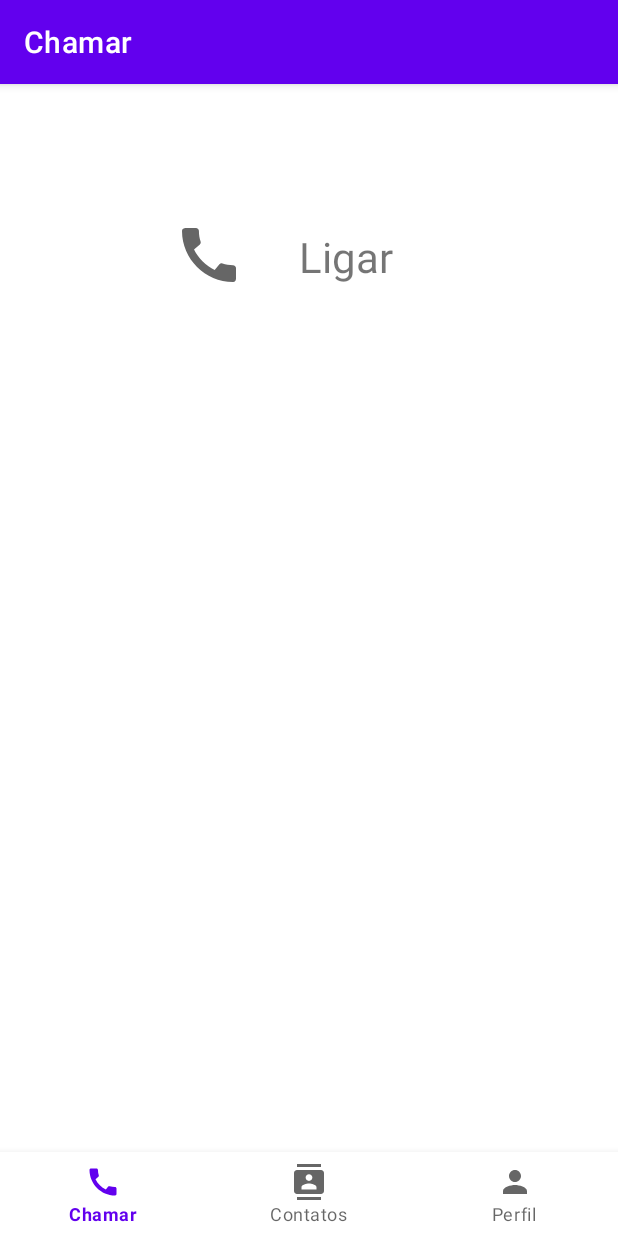
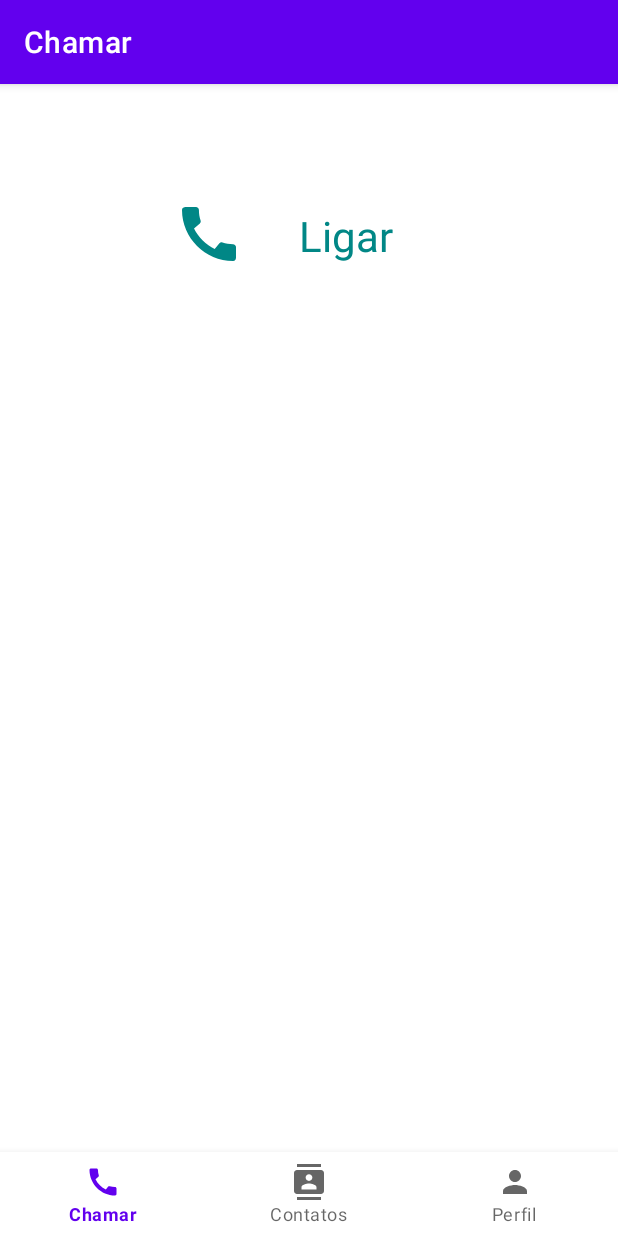
Before and after one commit to liiiipe/Emergencias, an Android app: the screen it shows after launch (MainActivity), after a tap on "REGISTRAR", on a phone screen of 412 x 824 dp. Run offline under Robolectric (Android 15) with nearby library versions, the phone set to English and light mode, and no system bars; our stand-ins replace navigation-ui.

```diff
--- a/app/src/main/java/com/example/emergencias/model/User.java
+++ b/app/src/main/java/com/example/emergencias/model/User.java
@@ -13,6 +13,7 @@ public class User implements Serializable {
         this.name = name;
         this.password = password;
         this.stay_connected = stay_connected;
+        this.contatos = new ArrayList<Contact>();
     }
 
     public String getName() {
--- a/app/src/main/java/com/example/emergencias/ui/call/CallFragment.java
+++ b/app/src/main/java/com/example/emergencias/ui/call/CallFragment.java
@@ -215,15 +215,11 @@ public class CallFragment extends Fragment implements CallPermission.NoticeDialo
                                            @NonNull int[] grantResults) {
         if (requestCode == 2222) {
             if (grantResults[0] == PackageManager.PERMISSION_GRANTED) {
-                Toast.makeText(requireActivity(), "VALEU", Toast.LENGTH_LONG).show();
                 Uri uri = Uri.parse(numeroCall);
-                //   Intent itLigar = new Intent(Intent.ACTION_DIAL, uri);
                 Intent itLigar = new Intent(Intent.ACTION_CALL, uri);
                 startActivity(itLigar);
 
             } else {
-                Toast.makeText(requireActivity(), "SEU FELA!", Toast.LENGTH_LONG).show();
-
                 String mensagem = "Seu aplicativo pode ligar diretamente, mas sem permissão não funciona. Se você marcou não perguntar mais, você deve ir na tela de configurações para mudar a instalação ou reinstalar o aplicativo  ";
                 String titulo = "Porque precisamos telefonar?";
                 CallPermission mensagemPermisso = new CallPermission(mensagem, titulo, 2);
@@ -256,10 +252,8 @@ public class CallFragment extends Fragment implements CallPermission.NoticeDialo
     private User atualizarUser() {
         User user;
         SharedPreferences temUser= requireActivity().getSharedPreferences("usuarioPadrao", Activity.MODE_PRIVATE);
-        String loginSalvo = temUser.getString("login","");
         String senhaSalva = temUser.getString("senha","");
         String nomeSalvo = temUser.getString("nome","");
-        String emailSalvo = temUser.getString("email","");
         boolean manterLogado=temUser.getBoolean("manterLogado",false);
 
         user=new User(nomeSalvo,senhaSalva,manterLogado);
--- a/app/src/main/java/com/example/emergencias/ui/contacts/ContactsFragment.java
+++ b/app/src/main/java/com/example/emergencias/ui/contacts/ContactsFragment.java
@@ -139,7 +139,7 @@ public class ContactsFragment extends Fragment {
             // Percorrendo lista de resultado e criando função de click
             for(int j=0; j<=nomesContatos.length; j++) {
                 ArrayAdapter<String> adaptador;
-                adaptador = new ArrayAdapter<String>(requireActivity(), R.layout.fragment_contacts, nomesContatos);
+                adaptador = new ArrayAdapter<String>(requireActivity(), R.layout.list_item, R.id.call_item_content, nomesContatos);
                 listview.setAdapter(adaptador);
                 listview.setOnItemClickListener(new AdapterView.OnItemClickListener() {
                     @Override
--- a/app/src/main/res/layout/fragment_call.xml
+++ b/app/src/main/res/layout/fragment_call.xml
@@ -6,28 +6,18 @@
     android:layout_height="match_parent"
     tools:context=".ui.call.CallFragment">
 
-    <ListView
-        android:id="@+id/callList"
-        android:layout_width="match_parent"
-        android:layout_height="wrap_content"
-        android:layout_marginTop="10dp"
-        app:layout_constraintEnd_toEndOf="parent"
-        app:layout_constraintStart_toStartOf="parent"
-        app:layout_constraintTop_toTopOf="parent">
-
-    </ListView>
-
     <ImageView
         android:id="@+id/imageView"
         android:layout_width="48dp"
         android:layout_height="48dp"
-        android:layout_marginTop="24dp"
+        android:layout_marginTop="20dp"
         app:layout_constraintEnd_toStartOf="@+id/textView"
         app:layout_constraintHorizontal_bias="0.763"
         app:layout_constraintHorizontal_chainStyle="packed"
         app:layout_constraintStart_toStartOf="parent"
-        app:layout_constraintTop_toBottomOf="@+id/callList"
-        app:srcCompat="@drawable/ic_call_black_24dp" />
+        app:layout_constraintTop_toTopOf="parent"
+        app:srcCompat="@drawable/ic_call_black_24dp"
+        app:tint="@color/teal_700" />
 
     <TextView
         android:id="@+id/textView"
@@ -37,7 +27,20 @@
         android:layout_marginBottom="4dp"
         android:text="@string/call"
         android:textSize="28sp"
+        android:textColor="@color/teal_700"
         app:layout_constraintBottom_toBottomOf="@+id/imageView"
         app:layout_constraintEnd_toEndOf="parent" />
 
+    <ListView
+        android:id="@+id/callList"
+        android:layout_width="match_parent"
+        android:layout_height="wrap_content"
+        android:layout_marginTop="20dp"
+        app:layout_constraintEnd_toEndOf="parent"
+        app:layout_constraintHorizontal_bias="0.0"
+        app:layout_constraintStart_toStartOf="parent"
+        app:layout_constraintTop_toBottomOf="@+id/imageView">
+
+    </ListView>
+
 </androidx.constraintlayout.widget.ConstraintLayout>
--- a/app/src/main/res/layout/fragment_contacts.xml
+++ b/app/src/main/res/layout/fragment_contacts.xml
@@ -45,10 +45,9 @@
         android:id="@+id/listContacts"
         android:layout_width="373dp"
         android:layout_height="622dp"
-        app:layout_constraintBottom_toBottomOf="parent"
+        android:layout_marginTop="10dp"
         app:layout_constraintEnd_toEndOf="parent"
         app:layout_constraintStart_toStartOf="parent"
-        app:layout_constraintTop_toBottomOf="@+id/contactSearching"
-        app:layout_constraintVertical_bias="0.277" />
+        app:layout_constraintTop_toBottomOf="@+id/contactSearching" />
 
 </androidx.constraintlayout.widget.ConstraintLayout>
```
